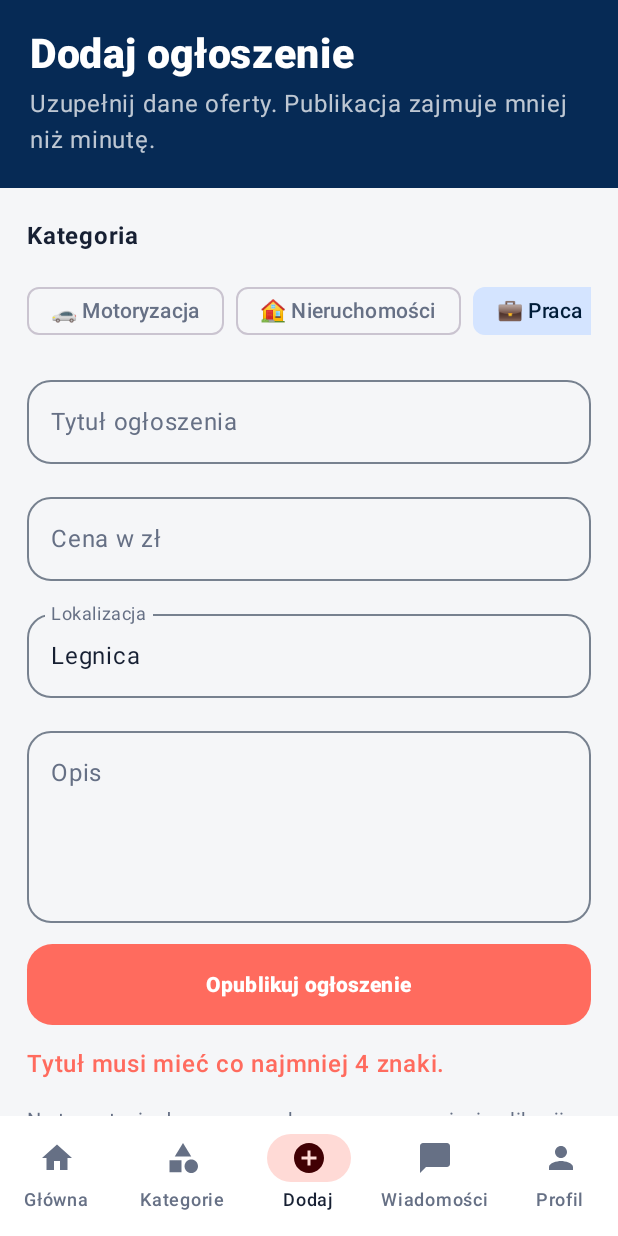
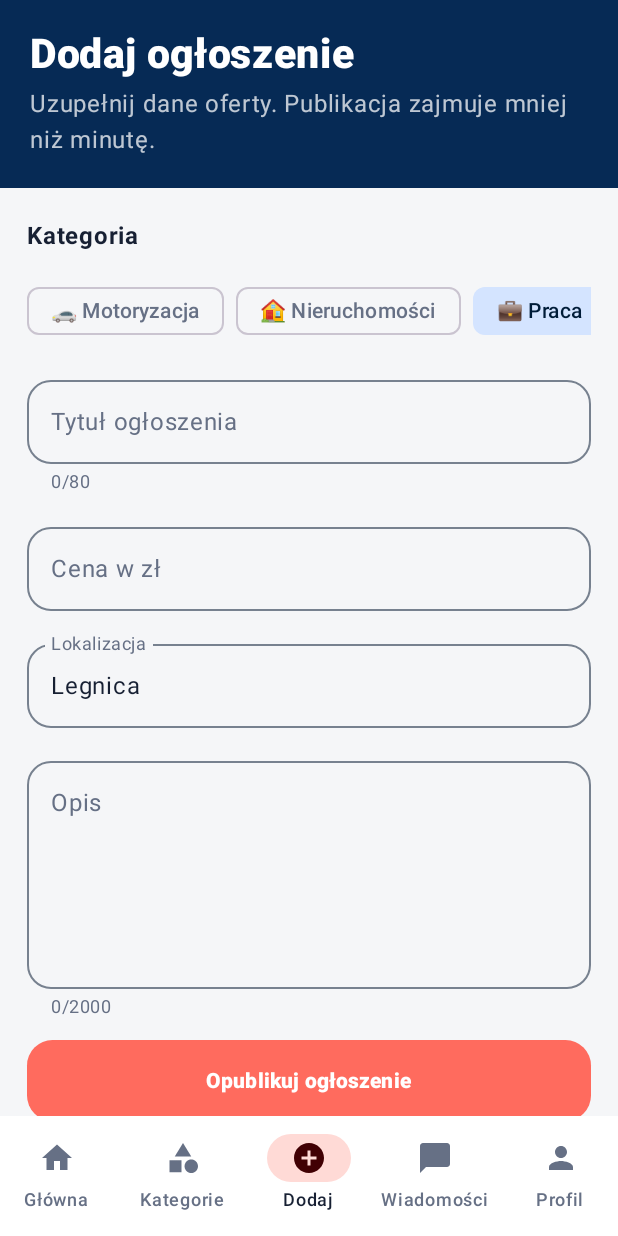
Before and after one commit to totalnybet-create/Legnicki-Rynek-, an Android app built with Jetpack Compose: the AddListingScreen screen opened through its navigation route, after a tap on "Opublikuj ogłoszenie", on a phone screen of 412 x 824 dp. Run offline under Robolectric (Android 15) with nearby library versions, the light colour scheme and no system bars; 3 other taps on this screen came first.

Commit message:
feat(android): ulepsz formularz ogłoszenia i obsługę dark mode

```diff
--- a/android-app/app/src/main/java/pl/legnickirynek/app/ui/screens/AddListingScreen.kt
+++ b/android-app/app/src/main/java/pl/legnickirynek/app/ui/screens/AddListingScreen.kt
@@ -13,10 +13,11 @@ import androidx.compose.foundation.lazy.LazyColumn
 import androidx.compose.foundation.lazy.LazyRow
 import androidx.compose.foundation.lazy.items
 import androidx.compose.foundation.shape.RoundedCornerShape
+import androidx.compose.foundation.text.KeyboardOptions
 import androidx.compose.material3.Button
-import androidx.compose.material3.ButtonDefaults
 import androidx.compose.material3.ExperimentalMaterial3Api
 import androidx.compose.material3.FilterChip
+import androidx.compose.material3.MaterialTheme
 import androidx.compose.material3.OutlinedTextField
 import androidx.compose.material3.Text
 import androidx.compose.runtime.Composable
@@ -25,16 +26,13 @@ import androidx.compose.runtime.mutableStateOf
 import androidx.compose.runtime.saveable.rememberSaveable
 import androidx.compose.runtime.setValue
 import androidx.compose.ui.Modifier
-import androidx.compose.ui.graphics.Color
 import androidx.compose.ui.text.font.FontWeight
+import androidx.compose.ui.text.input.ImeAction
+import androidx.compose.ui.text.input.KeyboardType
 import androidx.compose.ui.unit.dp
 import androidx.compose.ui.unit.sp
 import pl.legnickirynek.app.data.SampleData
 import pl.legnickirynek.app.model.Listing
-import pl.legnickirynek.app.ui.theme.LegnicaBackground
-import pl.legnickirynek.app.ui.theme.LegnicaCoral
-import pl.legnickirynek.app.ui.theme.LegnicaMuted
-import pl.legnickirynek.app.ui.theme.LegnicaNavy
 
 @OptIn(ExperimentalMaterial3Api::class)
 @Composable
@@ -45,25 +43,31 @@ fun AddListingScreen(onListingCreated: (Listing) -> Unit) {
     var description by rememberSaveable { mutableStateOf("") }
     var categoryId by rememberSaveable { mutableStateOf(SampleData.categories.first().id) }
     var message by rememberSaveable { mutableStateOf("") }
+    var messageIsError by rememberSaveable { mutableStateOf(false) }
 
     LazyColumn(
         modifier = Modifier
             .fillMaxSize()
-            .background(LegnicaBackground),
+            .background(MaterialTheme.colorScheme.background),
         contentPadding = PaddingValues(bottom = 32.dp)
     ) {
         item {
             Column(
                 modifier = Modifier
                     .fillMaxWidth()
-                    .background(LegnicaNavy)
+                    .background(MaterialTheme.colorScheme.secondary)
                     .padding(20.dp)
             ) {
-                Text("Dodaj ogłoszenie", color = Color.White, fontSize = 27.sp, fontWeight = FontWeight.ExtraBold)
+                Text(
+                    "Dodaj ogłoszenie",
+                    color = MaterialTheme.colorScheme.onSecondary,
+                    fontSize = 27.sp,
+                    fontWeight = FontWeight.ExtraBold
+                )
                 Spacer(Modifier.height(5.dp))
                 Text(
                     "Uzupełnij dane oferty. Publikacja zajmuje mniej niż minutę.",
-                    color = Color.White.copy(alpha = 0.74f)
+                    color = MaterialTheme.colorScheme.onSecondary.copy(alpha = 0.74f)
                 )
             }
         }
@@ -75,7 +79,7 @@ fun AddListingScreen(onListingCreated: (Listing) -> Unit) {
             ) {
                 Text("Kategoria", fontWeight = FontWeight.Bold)
                 LazyRow(horizontalArrangement = Arrangement.spacedBy(8.dp)) {
-                    items(SampleData.categories) { category ->
+                    items(SampleData.categories, key = { it.id }) { category ->
                         FilterChip(
                             selected = categoryId == category.id,
                             onClick = { categoryId = category.id },
@@ -86,53 +90,87 @@ fun AddListingScreen(onListingCreated: (Listing) -> Unit) {
 
                 OutlinedTextField(
                     value = title,
-                    onValueChange = { title = it },
+                    onValueChange = {
+                        title = it.take(80)
+                        message = ""
+                    },
                     modifier = Modifier.fillMaxWidth(),
                     label = { Text("Tytuł ogłoszenia") },
+                    supportingText = { Text("${title.length}/80") },
                     singleLine = true,
+                    keyboardOptions = KeyboardOptions(imeAction = ImeAction.Next),
                     shape = RoundedCornerShape(16.dp)
                 )
 
                 OutlinedTextField(
                     value = price,
-                    onValueChange = { price = it.filter(Char::isDigit) },
+                    onValueChange = {
+                        price = it.filter(Char::isDigit).take(9)
+                        message = ""
+                    },
                     modifier = Modifier.fillMaxWidth(),
                     label = { Text("Cena w zł") },
                     suffix = { Text("zł") },
                     singleLine = true,
+                    keyboardOptions = KeyboardOptions(
+                        keyboardType = KeyboardType.Number,
+                        imeAction = ImeAction.Next
+                    ),
                     shape = RoundedCornerShape(16.dp)
                 )
 
                 OutlinedTextField(
                     value = location,
-                    onValueChange = { location = it },
+                    onValueChange = {
+                        location = it.take(80)
+                        message = ""
+                    },
                     modifier = Modifier.fillMaxWidth(),
                     label = { Text("Lokalizacja") },
                     singleLine = true,
+                    keyboardOptions = KeyboardOptions(imeAction = ImeAction.Next),
                     shape = RoundedCornerShape(16.dp)
                 )
 
                 OutlinedTextField(
                     value = description,
-                    onValueChange = { description = it },
+                    onValueChange = {
+                        description = it.take(2000)
+                        message = ""
+                    },
                     modifier = Modifier.fillMaxWidth(),
                     label = { Text("Opis") },
-                    minLines = 4,
+                    supportingText = { Text("${description.length}/2000") },
+                    minLines = 5,
+                    keyboardOptions = KeyboardOptions(imeAction = ImeAction.Default),
                     shape = RoundedCornerShape(16.dp)
                 )
 
                 Button(
                     onClick = {
                         val numericPrice = price.toIntOrNull()
-                        if (title.trim().length < 4) {
+                        when {
+                            title.trim().length < 4 -> {
                                 message = "Tytuł musi mieć co najmniej 4 znaki."
-                        } else if (numericPrice == null) {
+                                messageIsError = true
+                            }
+
+                            numericPrice == null || numericPrice < 0 -> {
                                 message = "Podaj prawidłową cenę."
-                        } else if (location.isBlank()) {
+                                messageIsError = true
+                            }
+
+                            location.isBlank() -> {
                                 message = "Podaj lokalizację."
-                        } else if (description.trim().length < 10) {
+                                messageIsError = true
+                            }
+
+                            description.trim().length < 10 -> {
                                 message = "Opis musi mieć co najmniej 10 znaków."
-                        } else {
+                                messageIsError = true
+                            }
+
+                            else -> {
                                 onListingCreated(
                                     Listing(
                                         id = "listing-${System.currentTimeMillis()}",
@@ -148,13 +186,14 @@ fun AddListingScreen(onListingCreated: (Listing) -> Unit) {
                                 location = "Legnica"
                                 description = ""
                                 message = "Ogłoszenie zostało opublikowane."
+                                messageIsError = false
+                            }
                         }
                     },
                     modifier = Modifier
                         .fillMaxWidth()
                         .height(54.dp),
-                    shape = RoundedCornerShape(17.dp),
-                    colors = ButtonDefaults.buttonColors(containerColor = LegnicaCoral)
+                    shape = RoundedCornerShape(17.dp)
                 ) {
                     Text("Opublikuj ogłoszenie", fontWeight = FontWeight.ExtraBold)
                 }
@@ -162,14 +201,18 @@ fun AddListingScreen(onListingCreated: (Listing) -> Unit) {
                 if (message.isNotBlank()) {
                     Text(
                         text = message,
-                        color = if (message.startsWith("Ogłoszenie")) LegnicaNavy else LegnicaCoral,
+                        color = if (messageIsError) {
+                            MaterialTheme.colorScheme.error
+                        } else {
+                            MaterialTheme.colorScheme.primary
+                        },
                         fontWeight = FontWeight.SemiBold
                     )
                 }
 
                 Text(
-                    "Na tym etapie dane są przechowywane w pamięci aplikacji. Po podłączeniu API publikacja trafi również na stronę internetową.",
-                    color = LegnicaMuted,
+                    "Ogłoszenie zostanie zapisane lokalnie na tym urządzeniu. Synchronizacja internetowa zostanie podłączona w kolejnym etapie.",
+                    color = MaterialTheme.colorScheme.onSurfaceVariant,
                     fontSize = 13.sp
                 )
             }
```
Lines whose indentation alone changed are shown as unchanged.
